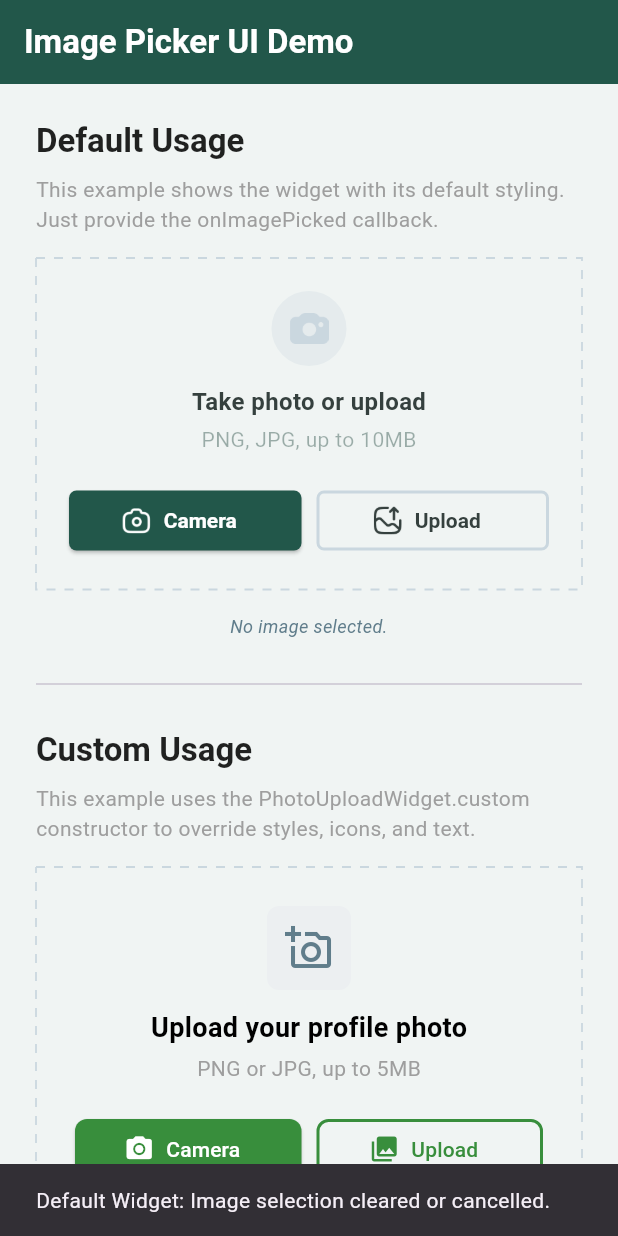
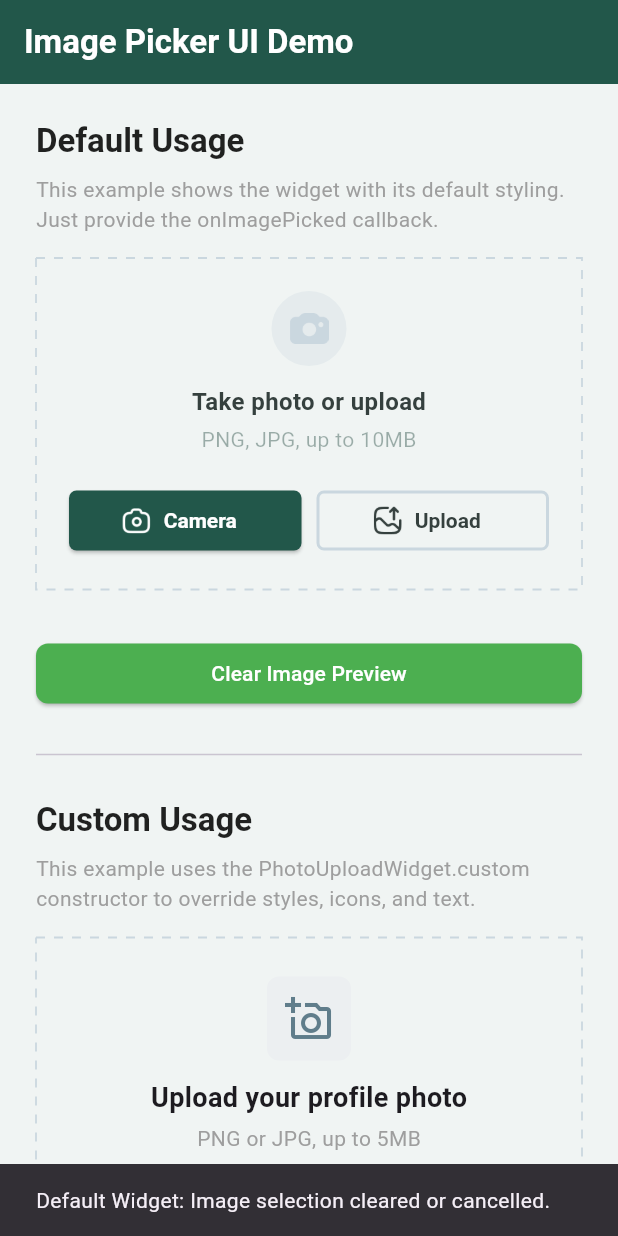
Before and after one commit to AbdullahAlMamun12/flutter_image_picker_ui, a Flutter app: the screen it shows after launch, after a tap on "Camera", on a phone screen of 412 x 824 dp. Run offline on Flutter 3.47's test engine with Material 3 defaults, Android fonts, the phone set to English and light mode, and no system bars; drawn by our look-alikes of dotted_border; our stand-ins replace image_picker.

Commit message:
Add PhotoUploadController for programmatic image clearing and update documentation

```diff
--- a/example/lib/main.dart
+++ b/example/lib/main.dart
@@ -1,5 +1,6 @@
 import 'dart:io';
 import 'package:flutter/material.dart';
+import 'package:flutter_image_picker_ui/controller.dart';
 import 'package:flutter_image_picker_ui/flutter_image_picker_ui.dart';
 
 void main() {
@@ -12,16 +13,23 @@ class MyApp extends StatelessWidget {
   @override
   Widget build(BuildContext context) {
     return MaterialApp(
-      // The scaffoldMessengerKey is used to show SnackBars.
       scaffoldMessengerKey: _scaffoldMessengerKey,
-      theme: ThemeData(
+      theme: _buildAppTheme(),
+      title: 'Photo Upload Widget Example',
+      debugShowCheckedModeBanner: false,
+      home: const PhotoUploadExampleScreen(),
+    );
+  }
+
+  /// Builds the theme data for the app.
+  ThemeData _buildAppTheme() {
+    return ThemeData(
       primarySwatch: Colors.teal,
       scaffoldBackgroundColor: const Color(0xffF0F4F3),
       appBarTheme: const AppBarTheme(
         backgroundColor: Color(0xff22574A),
         foregroundColor: Colors.white,
       ),
-        // Define a consistent text theme for section headers.
       textTheme: const TextTheme(
         titleLarge: TextStyle(
           fontWeight: FontWeight.bold,
@@ -29,15 +37,11 @@ class MyApp extends StatelessWidget {
           fontSize: 22,
         ),
       ),
-      ),
-      title: 'Photo Upload Widget Example',
-      debugShowCheckedModeBanner: false,
-      home: const PhotoUploadExampleScreen(),
     );
   }
 }
 
-// A global key for the ScaffoldMessengerState to show SnackBars.
+// Global key for the ScaffoldMessengerState to show SnackBars.
 final GlobalKey<ScaffoldMessengerState> _scaffoldMessengerKey =
 GlobalKey<ScaffoldMessengerState>();
 
@@ -52,14 +56,14 @@ class PhotoUploadExampleScreen extends StatefulWidget {
   const PhotoUploadExampleScreen({super.key});
 
   @override
-  State<PhotoUploadExampleScreen> createState() => _PhotoUploadExampleScreenState();
+  State<PhotoUploadExampleScreen> createState() =>
+      _PhotoUploadExampleScreenState();
 }
 
 class _PhotoUploadExampleScreenState extends State<PhotoUploadExampleScreen> {
-  // To hold the image picked by the 'Default Widget Usage' PhotoUploadWidget.
   File? _defaultWidgetImage;
-  // To hold the image picked by the 'Custom Widget Usage' PhotoUploadWidget.
   File? _customWidgetImage;
+  PhotoUploadController? _controller;
 
   @override
   Widget build(BuildContext context) {
@@ -68,81 +72,76 @@ class _PhotoUploadExampleScreenState extends State<PhotoUploadExampleScreen> {
       body: SingleChildScrollView(
         padding: const EdgeInsets.all(24.0),
         child: Column(
-          crossAxisAlignment: CrossAxisAlignment.stretch, // Stretch children to fill width
+          crossAxisAlignment: CrossAxisAlignment.stretch,
           children: [
-            // --- 1. Default Widget Usage Section ---
-            Text(
-              'Default Usage',
-              style: Theme.of(context).textTheme.titleLarge,
-            ),
+            _buildSectionTitle('Default Usage'),
             const SizedBox(height: 8),
             const Text(
               'This example shows the widget with its default styling. Just provide the onImagePicked callback.',
               style: TextStyle(color: Colors.grey),
             ),
             const SizedBox(height: 16),
-            PhotoUploadWidget(
-              onImagePicked: (File? image) {
-                setState(() {
-                  _defaultWidgetImage = image;
-                });
-                if (image != null) {
-                  _showSnackBar('Default Widget: Image picked!');
-                } else {
-                  _showSnackBar('Default Widget: Image selection cleared or cancelled.');
-                }
-              },
-            ),
+            _buildDefaultWidget(),
             const SizedBox(height: 16),
-            _buildFeedbackText(
-              'Default widget image path:',
-              _defaultWidgetImage,
-            ),
-
+            const SizedBox(height: 16),
+            _buildClearImageButton(),
             const Divider(height: 60, thickness: 1),
-
-            // --- 2. Custom Widget Usage Section ---
-            Text(
-              'Custom Usage',
-              style: Theme.of(context).textTheme.titleLarge,
-            ),
+            _buildSectionTitle('Custom Usage'),
             const SizedBox(height: 8),
             const Text(
               'This example uses the PhotoUploadWidget.custom constructor to override styles, icons, and text.',
               style: TextStyle(color: Colors.grey),
             ),
             const SizedBox(height: 16),
-            PhotoUploadWidget.custom(
+            _buildCustomWidget(),
+            const SizedBox(height: 16),
+            _buildFeedbackText('Custom widget image path:', _customWidgetImage),
+          ],
+        ),
+      ),
+    );
+  }
+
+  /// Builds a section title widget.
+  Widget _buildSectionTitle(String title) {
+    return Text(
+      title,
+      style: Theme.of(context).textTheme.titleLarge,
+    );
+  }
+
+  /// Builds the default widget with the callback to handle image picking.
+  Widget _buildDefaultWidget() {
+    return PhotoUploadWidget(
+      onCreate: (controller) => _controller = controller,
+      onImagePicked: (File? image) {
+        setState(() {
+          _defaultWidgetImage = image;
+        });
+        _showSnackBar(image != null
+            ? 'Default Widget: Image picked!'
+            : 'Default Widget: Image selection cleared or cancelled.');
+      },
+    );
+  }
+
+  /// Builds a custom widget with custom styles, icons, and text.
+  Widget _buildCustomWidget() {
+    return PhotoUploadWidget.custom(
       onImagePicked: (File? image) {
         setState(() {
           _customWidgetImage = image;
         });
-                if (image != null) {
-                  _showSnackBar('Custom Widget: Image picked!');
-                } else {
-                  _showSnackBar('Custom Widget: Image cleared or cancelled.');
-                }
+        _showSnackBar(image != null
+            ? 'Custom Widget: Image picked!'
+            : 'Custom Widget: Image cleared or cancelled.');
       },
-              // A custom icon when no image is selected.
-              icon: Container(
-                padding: const EdgeInsets.all(12),
-                decoration: BoxDecoration(
-                  shape: BoxShape.rectangle,
-                  color: Colors.blueGrey[50],
-                  borderRadius: const BorderRadius.all(Radius.circular(8)),
-                ),
-                child: const Icon(Icons.add_a_photo_outlined, size: 32, color: Colors.blueGrey),
-              ),
+      icon: _buildCustomIcon(),
       title: 'Upload your profile photo',
-              titleStyle: const TextStyle(
-                fontSize: 18,
-                fontWeight: FontWeight.bold,
-                color: Colors.black,
-              ),
+      titleStyle: const TextStyle(fontSize: 18, fontWeight: FontWeight.bold),
       subtitle: 'PNG or JPG, up to 5MB',
       subtitleStyle: const TextStyle(fontSize: 14, color: Colors.grey),
       padding: const EdgeInsets.all(24),
-              // Custom button styles.
       cameraBtnDecoration: ElevatedButton.styleFrom(
         backgroundColor: Colors.green.shade700,
         foregroundColor: Colors.white,
@@ -153,17 +152,24 @@ class _PhotoUploadExampleScreenState extends State<PhotoUploadExampleScreen> {
         side: BorderSide(color: Colors.green.shade700, width: 2),
         shape: RoundedRectangleBorder(borderRadius: BorderRadius.circular(8)),
       ),
-              // Custom icons for buttons.
       cameraIcon: const Icon(Icons.photo_camera, size: 20),
       galleryIcon: const Icon(Icons.photo_library, size: 20),
+    );
+  }
+
+  /// Builds a custom icon for the PhotoUploadWidget.
+  Widget _buildCustomIcon() {
+    return Container(
+      padding: const EdgeInsets.all(12),
+      decoration: BoxDecoration(
+        shape: BoxShape.rectangle,
+        color: Colors.blueGrey[50],
+        borderRadius: const BorderRadius.all(Radius.circular(8)),
       ),
-            const SizedBox(height: 16),
-            _buildFeedbackText(
-              'Custom widget image path:',
-              _customWidgetImage,
-            ),
-          ],
-        ),
+      child: const Icon(
+        Icons.add_a_photo_outlined,
+        size: 32,
+        color: Colors.blueGrey,
       ),
     );
   }
@@ -173,10 +179,24 @@ class _PhotoUploadExampleScreenState extends State<PhotoUploadExampleScreen> {
     return Text(
       imageFile == null
           ? 'No image selected.'
-      // Displaying only the last part of the path for cleaner UI.
           : '$label ${imageFile.path.split('/').last}',
       style: const TextStyle(fontSize: 12, color: Colors.blueGrey, fontStyle: FontStyle.italic),
       textAlign: TextAlign.center,
     );
   }
+
+  /// Builds the button to clear the image preview.
+  Widget _buildClearImageButton() {
+    return ElevatedButton(
+      style: ElevatedButton.styleFrom(
+        backgroundColor: Colors.green,
+        foregroundColor: Colors.white,
+        shape: RoundedRectangleBorder(borderRadius: BorderRadius.circular(8)),
+      ),
+      onPressed: () {
+        _controller?.clear();
+      },
+      child: const Text('Clear Image Preview'),
+    );
   }
+}
--- /dev/null
+++ b/lib/controller.dart
@@ -0,0 +1,11 @@
+import 'package:flutter/cupertino.dart';
+
+class PhotoUploadController {
+  final VoidCallback clearImage;  // Callback to clear the image
+
+  PhotoUploadController({
+    required this.clearImage,
+  });
+
+  void clear() => clearImage();  // Calls the clear function
+}
--- a/lib/flutter_image_picker_ui.dart
+++ b/lib/flutter_image_picker_ui.dart
@@ -2,6 +2,7 @@ import 'dart:io';
 import 'package:flutter/material.dart';
 import 'package:image_picker/image_picker.dart';
 import 'package:dotted_border/dotted_border.dart';
+import 'controller.dart';
 
 /// A customizable Flutter widget for picking images from camera or gallery.
 ///
@@ -12,6 +13,11 @@ import 'package:dotted_border/dotted_border.dart';
 /// The widget uses `image_picker` for image selection and `dotted_border`
 /// for a visually distinct border.
 class PhotoUploadWidget extends StatefulWidget {
+
+  /// The [PhotoUploadController] passed into the callback can be used
+  /// to programmatically reset or clear the image.
+  final void Function(PhotoUploadController controller)? onCreate;
+
   /// Callback function that is called when an image is picked or cleared.
   /// It provides the [File] object of the picked image, or `null` if no image
   /// is picked or if the picked image is cleared.
@@ -67,6 +73,7 @@ class PhotoUploadWidget extends StatefulWidget {
     required this.cameraIcon,
     required this.galleryIcon,
     this.icon,
+    this.onCreate
   });
 
   /// Default factory constructor for `PhotoUploadWidget`.
@@ -93,6 +100,8 @@ class PhotoUploadWidget extends StatefulWidget {
     Widget? cameraIcon,
     Widget? galleryIcon,
     Widget? icon,
+    PhotoUploadController? controller,
+    final void Function(PhotoUploadController controller)? onCreate,
     EdgeInsetsGeometry padding = const EdgeInsets.all(20),
   }) {
     // Define default camera button style
@@ -115,6 +124,7 @@ class PhotoUploadWidget extends StatefulWidget {
       textStyle: galleryBtnTextStyle,
     );
 
+    // Return the widget with customized or default values
     return PhotoUploadWidget._internal(
       key: key,
       onImagePicked: onImagePicked,
@@ -122,6 +132,7 @@ class PhotoUploadWidget extends StatefulWidget {
       subtitle: subtitle,
       titleStyle: titleStyle,
       subtitleStyle: subtitleStyle,
+      onCreate: onCreate,
       cameraBtnDecoration: cameraBtnDecoration ?? defaultCameraBtnDecoration,
       galleryBtnDecoration: galleryBtnDecoration ?? defaultGalleryBtnDecoration,
       cameraIcon: cameraIcon ??
@@ -147,6 +158,7 @@ class PhotoUploadWidget extends StatefulWidget {
   /// offering maximum control over the widget's appearance and behavior.
   const PhotoUploadWidget.custom({
     super.key,
+    this.onCreate,
     required this.onImagePicked,
     required this.title,
     required this.subtitle,
@@ -174,10 +186,14 @@ class _PhotoUploadWidgetState extends State<PhotoUploadWidget> {
   /// A boolean flag to indicate if an image picking operation is currently in progress.
   bool _isPicking = false;
 
+  /// The controller that manages the widget's state (e.g., clearing the image).
+  late final PhotoUploadController _controller;
+
   /// Handles the image picking process from a specified [ImageSource].
   ///
-  /// Sets `_isPicking` to true, attempts to pick an image, updates `_pickedImage`,
-  /// and calls `widget.onImagePicked`. Ensures `_isPicking` is reset in `finally` block.
+  /// This method prevents multiple simultaneous image picking actions.
+  /// It updates the `_pickedImage` state and calls `widget.onImagePicked` when
+  /// an image is successfully selected, or passes `null` if the user cancels.
   Future<void> _pickImage(ImageSource source) async {
     if (_isPicking) return; // Prevent multiple simultaneous picks
 
@@ -199,8 +215,7 @@ class _PhotoUploadWidgetState extends State<PhotoUploadWidget> {
         widget.onImagePicked(null);
       }
     } catch (e) {
-      // Log the error for debugging purposes. In a real app, consider
-      // displaying a user-friendly message (e.g., using a SnackBar).
+      // Log the error for debugging purposes.
       debugPrint('Error picking image: $e');
       widget.onImagePicked(null);
     } finally {
@@ -212,13 +227,24 @@ class _PhotoUploadWidgetState extends State<PhotoUploadWidget> {
 
   /// Clears the currently picked image.
   ///
-  /// Sets `_pickedImage` to null and triggers the `onImagePicked` callback
-  /// with a null value.
+  /// This method resets the `_pickedImage` to `null` and calls `widget.onImagePicked`
+  /// with `null` to notify the parent widget that the image was cleared.
   void _clearImage() {
     setState(() {
       _pickedImage = null;
     });
     widget.onImagePicked(null);
+  }
+
+  @override
+  void initState() {
+    super.initState();
+    _controller = PhotoUploadController(clearImage: _clearImage);
+
+    // Call onCreate to notify the parent widget about the controller
+    if (widget.onCreate != null) {
+      widget.onCreate!(_controller);
+    }
   }
 
   @override
@@ -243,8 +269,7 @@ class _PhotoUploadWidgetState extends State<PhotoUploadWidget> {
                     _pickedImage!,
                     height: 150,
                     width: double.infinity,
-                    fit: BoxFit
-                        .cover, // Use BoxFit.cover for better image scaling
+                    fit: BoxFit.cover, // Use BoxFit.cover for better image scaling
                   )
                 else ...[
                   // Default icon or custom icon when no image is picked
@@ -309,8 +334,7 @@ class _PhotoUploadWidgetState extends State<PhotoUploadWidget> {
                 color: Colors.transparent, // Make Material transparent
                 child: InkWell(
                   onTap: _clearImage,
-                  borderRadius:
-                      BorderRadius.circular(20), // Match container's radius
+                  borderRadius: BorderRadius.circular(20), // Match container's radius
                   child: Container(
                     height: 40,
                     width: 40,
@@ -319,8 +343,7 @@ class _PhotoUploadWidgetState extends State<PhotoUploadWidget> {
                       color: Colors.blueGrey.withAlpha(30),
                       border: Border.all(color: Colors.blueGrey, width: 2),
                     ),
-                    child: const Icon(Icons.close,
-                        size: 18, color: Colors.blueGrey),
+                    child: const Icon(Icons.close, size: 18, color: Colors.blueGrey),
                   ),
                 ),
               ),
--- a/pubspec.yaml
+++ b/pubspec.yaml
@@ -1,6 +1,6 @@
 name: flutter_image_picker_ui
 description: A Flutter package for a UI to pick or take images
-version: 1.0.0
+version: 1.0.1
 homepage: https://github.com/AbdullahAlMamun12/flutter_image_picker_ui
 repository: https://github.com/AbdullahAlMamun12/flutter_image_picker_ui
 issue_tracker: https://github.com/AbdullahAlMamun12/flutter_image_picker_ui/issues
@@ -26,3 +26,7 @@ flutter:
     - assets/gallery_upload.png
     - assets/camera_outline.png
     - assets/camera_fill.png
+
+screenshots:
+  - description: "Photo upload UI with options to pick from gallery or take a photo"
+    path: screenshots/demo.gif
```
Also changed, not shown: 3 other files. Lines whose indentation alone changed are shown as unchanged.
